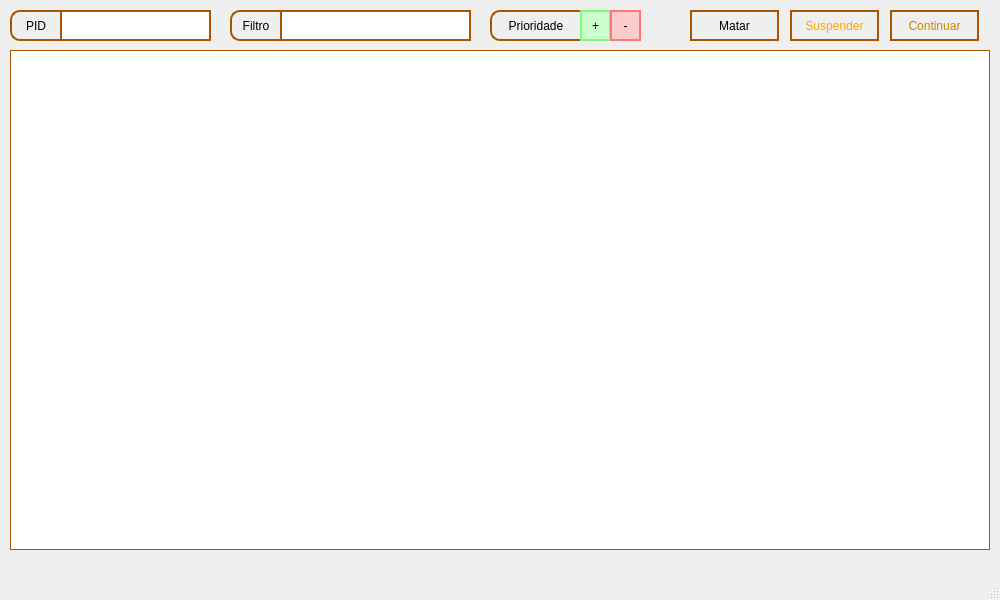
Old version of the form mainwindow.ui in the repository Dojak220/process-viewer.
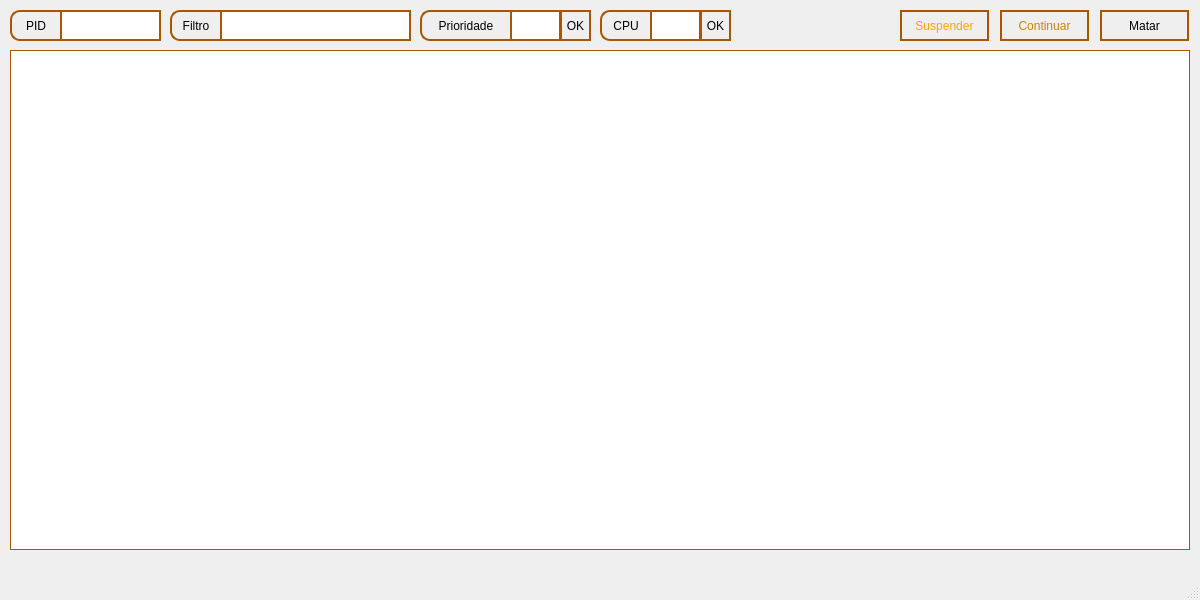
New version of the form.

The edit to the form file:
```diff
--- a/mainwindow.ui
+++ b/mainwindow.ui
@@ -6,7 +6,7 @@
    <rect>
     <x>0</x>
     <y>0</y>
-    <width>1000</width>
+    <width>1200</width>
     <height>600</height>
    </rect>
   </property>
@@ -19,7 +19,7 @@
      <rect>
       <x>10</x>
       <y>50</y>
-      <width>980</width>
+      <width>1180</width>
       <height>500</height>
      </rect>
     </property>
@@ -30,6 +30,15 @@
 gridline-color: rgb(252, 175, 62);
 selection-background-color: 'orange'</string>
     </property>
+    <property name="iconSize">
+     <size>
+      <width>0</width>
+      <height>0</height>
+     </size>
+    </property>
+    <property name="gridStyle">
+     <enum>Qt::SolidLine</enum>
+    </property>
     <property name="sortingEnabled">
      <bool>false</bool>
     </property>
@@ -43,7 +52,7 @@
    <widget class="QPushButton" name="btn_suspender">
     <property name="geometry">
      <rect>
-      <x>790</x>
+      <x>900</x>
       <y>10</y>
       <width>89</width>
       <height>31</height>
@@ -67,7 +76,7 @@
    <widget class="QPushButton" name="btn_matar">
     <property name="geometry">
      <rect>
-      <x>690</x>
+      <x>1100</x>
       <y>10</y>
       <width>89</width>
       <height>31</height>
@@ -88,7 +97,7 @@
    <widget class="QPushButton" name="btn_continuar">
     <property name="geometry">
      <rect>
-      <x>890</x>
+      <x>1000</x>
       <y>10</y>
       <width>89</width>
       <height>31</height>
@@ -111,7 +120,7 @@
      <rect>
       <x>60</x>
       <y>10</y>
-      <width>151</width>
+      <width>101</width>
       <height>31</height>
      </rect>
     </property>
@@ -151,7 +160,7 @@
    <widget class="QLabel" name="label_prio">
     <property name="geometry">
      <rect>
-      <x>490</x>
+      <x>420</x>
       <y>10</y>
       <width>91</width>
       <height>31</height>
@@ -172,54 +181,10 @@
      <set>Qt::AlignCenter</set>
     </property>
    </widget>
-   <widget class="QPushButton" name="btn_m_prio">
-    <property name="geometry">
-     <rect>
-      <x>580</x>
-      <y>10</y>
-      <width>31</width>
-      <height>31</height>
-     </rect>
-    </property>
-    <property name="toolTip">
-     <string>&lt;html&gt;&lt;head/&gt;&lt;body&gt;&lt;p&gt;Aumenta a prioridade de um processo selecionado ou digitado ao lado.&lt;/p&gt;&lt;/body&gt;&lt;/html&gt;</string>
-    </property>
-    <property name="styleSheet">
-     <string notr="true">background-color: #CFC;
-color: 'green';
-border: 2px solid #7F7;
-border-right-width: 2px;</string>
-    </property>
-    <property name="text">
-     <string>+</string>
-    </property>
-   </widget>
-   <widget class="QPushButton" name="btn_l_prio">
-    <property name="geometry">
-     <rect>
-      <x>610</x>
-      <y>10</y>
-      <width>31</width>
-      <height>31</height>
-     </rect>
-    </property>
-    <property name="toolTip">
-     <string>&lt;html&gt;&lt;head/&gt;&lt;body&gt;&lt;p&gt;Diminui a prioridade de um processo selecionado ou digitado ao lado.&lt;/p&gt;&lt;/body&gt;&lt;/html&gt;</string>
-    </property>
-    <property name="styleSheet">
-     <string notr="true">background-color: #FCC;
-color: 'black';
-border: 2px solid #F77;
-border-right-width: 2px;</string>
-    </property>
-    <property name="text">
-     <string>-</string>
-    </property>
-   </widget>
    <widget class="QLineEdit" name="ledit_filter">
     <property name="geometry">
      <rect>
-      <x>280</x>
+      <x>220</x>
       <y>10</y>
       <width>191</width>
       <height>31</height>
@@ -243,7 +208,7 @@
    <widget class="QLabel" name="label_filter">
     <property name="geometry">
      <rect>
-      <x>230</x>
+      <x>170</x>
       <y>10</y>
       <width>51</width>
       <height>31</height>
@@ -264,6 +229,120 @@
      <set>Qt::AlignCenter</set>
     </property>
    </widget>
+   <widget class="QLineEdit" name="ledit_prio">
+    <property name="geometry">
+     <rect>
+      <x>510</x>
+      <y>10</y>
+      <width>51</width>
+      <height>31</height>
+     </rect>
+    </property>
+    <property name="accessibleDescription">
+     <string extracomment="Digite aqui um PID de um processo válido"/>
+    </property>
+    <property name="styleSheet">
+     <string notr="true">background-color: rgb(255, 255, 255);
+color: 'green';
+border: 2px solid #A50;</string>
+    </property>
+    <property name="text">
+     <string/>
+    </property>
+    <property name="maxLength">
+     <number>20</number>
+    </property>
+   </widget>
+   <widget class="QPushButton" name="btn_prio">
+    <property name="geometry">
+     <rect>
+      <x>560</x>
+      <y>10</y>
+      <width>31</width>
+      <height>31</height>
+     </rect>
+    </property>
+    <property name="toolTip">
+     <string>&lt;html&gt;&lt;head/&gt;&lt;body&gt;&lt;p&gt;Os valores devem estar entre -20 e 19&lt;/p&gt;&lt;/body&gt;&lt;/html&gt;</string>
+    </property>
+    <property name="styleSheet">
+     <string notr="true">background-color: 'black';
+color: 'orange';
+border: 2px solid #A50;</string>
+    </property>
+    <property name="text">
+     <string>OK</string>
+    </property>
+   </widget>
+   <widget class="QLabel" name="label_cpu">
+    <property name="geometry">
+     <rect>
+      <x>600</x>
+      <y>10</y>
+      <width>51</width>
+      <height>31</height>
+     </rect>
+    </property>
+    <property name="styleSheet">
+     <string notr="true">background-color: 'orange';
+color: 'white';
+border: 2px solid #A50;
+border-right-width: 1px;
+border-top-left-radius: 10px;
+border-bottom-left-radius: 10px;</string>
+    </property>
+    <property name="text">
+     <string>CPU</string>
+    </property>
+    <property name="alignment">
+     <set>Qt::AlignCenter</set>
+    </property>
+   </widget>
+   <widget class="QLineEdit" name="ledit_cpu">
+    <property name="geometry">
+     <rect>
+      <x>650</x>
+      <y>10</y>
+      <width>51</width>
+      <height>31</height>
+     </rect>
+    </property>
+    <property name="accessibleDescription">
+     <string extracomment="Digite aqui um PID de um processo válido"/>
+    </property>
+    <property name="styleSheet">
+     <string notr="true">background-color: rgb(255, 255, 255);
+color: 'green';
+border: 2px solid #A50;</string>
+    </property>
+    <property name="text">
+     <string/>
+    </property>
+    <property name="maxLength">
+     <number>20</number>
+    </property>
+   </widget>
+   <widget class="QPushButton" name="btn_cpu">
+    <property name="geometry">
+     <rect>
+      <x>700</x>
+      <y>10</y>
+      <width>31</width>
+      <height>31</height>
+     </rect>
+    </property>
+    <property name="toolTip">
+     <string>&lt;html&gt;&lt;head/&gt;&lt;body&gt;&lt;p&gt;Os valores devem estar entre -20 e 19&lt;/p&gt;&lt;/body&gt;&lt;/html&gt;</string>
+    </property>
+    <property name="styleSheet">
+     <string notr="true">background-color: 'black';
+color: 'orange';
+border: 2px solid #A50;</string>
+    </property>
+    <property name="text">
+     <string>OK</string>
+    </property>
+   </widget>
   </widget>
   <widget class="QMenuBar" name="menubar">
    <property name="geometry">
```
Left out of the diff: 2 changed lines with no effect on the pictures.
